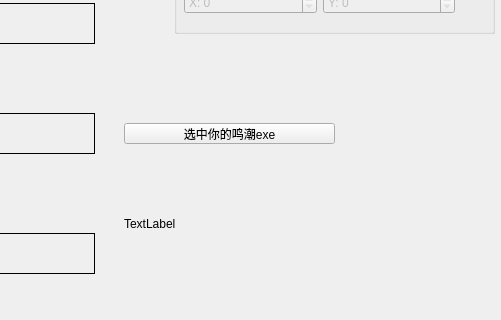
A-SunsetMkt-Forks/wuwaBackendTool, file generalpanel.ui: the form before one commit; both pictures show x 496 to 997 and y 177 to 497 of the 997 by 497 pixel window.
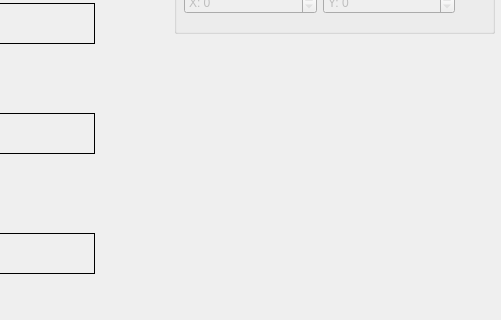
The form after the commit.

Commit message: 基本搞定 只差要求UI继续

Diff of the .ui file:
```diff
--- a/generalpanel.ui
+++ b/generalpanel.ui
@@ -298,32 +298,6 @@
 可能略微超出有效期1分钟左右</string>
    </property>
   </widget>
-  <widget class="QPushButton" name="pushButton">
-   <property name="geometry">
-    <rect>
-     <x>620</x>
-     <y>300</y>
-     <width>211</width>
-     <height>21</height>
-    </rect>
-   </property>
-   <property name="text">
-    <string>选中你的鸣潮exe</string>
-   </property>
-  </widget>
-  <widget class="QLabel" name="label_2">
-   <property name="geometry">
-    <rect>
-     <x>620</x>
-     <y>340</y>
-     <width>341</width>
-     <height>121</height>
-    </rect>
-   </property>
-   <property name="text">
-    <string>TextLabel</string>
-   </property>
-  </widget>
  </widget>
  <resources/>
  <connections/>
```
The commit also changes 2 other files.
